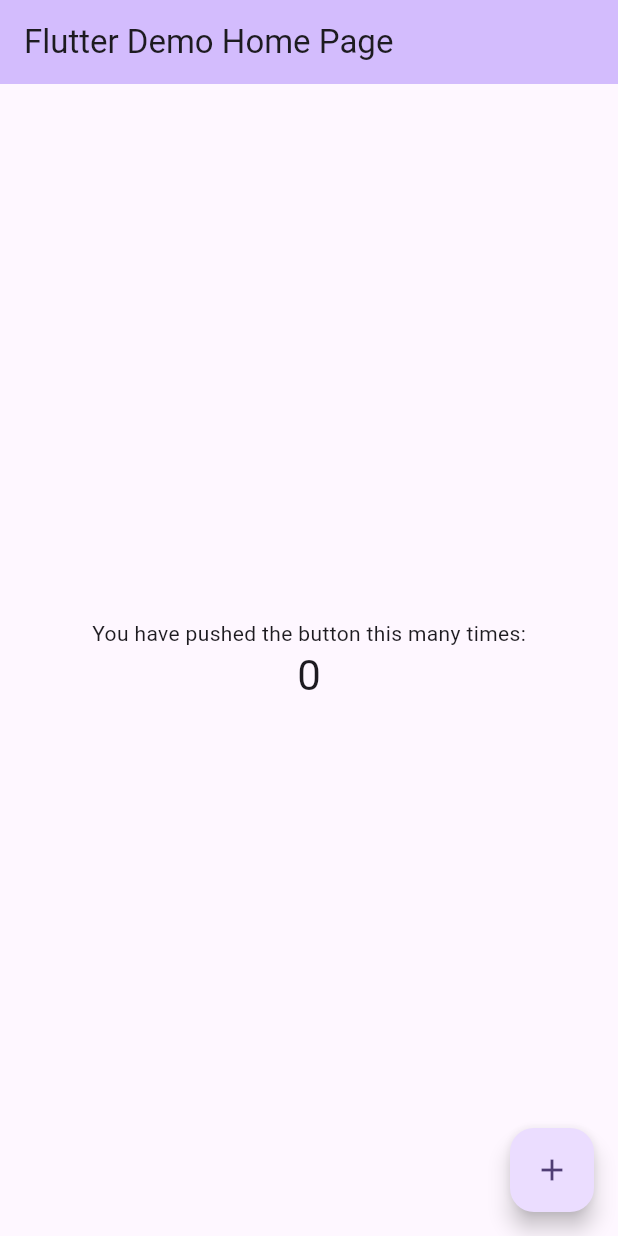
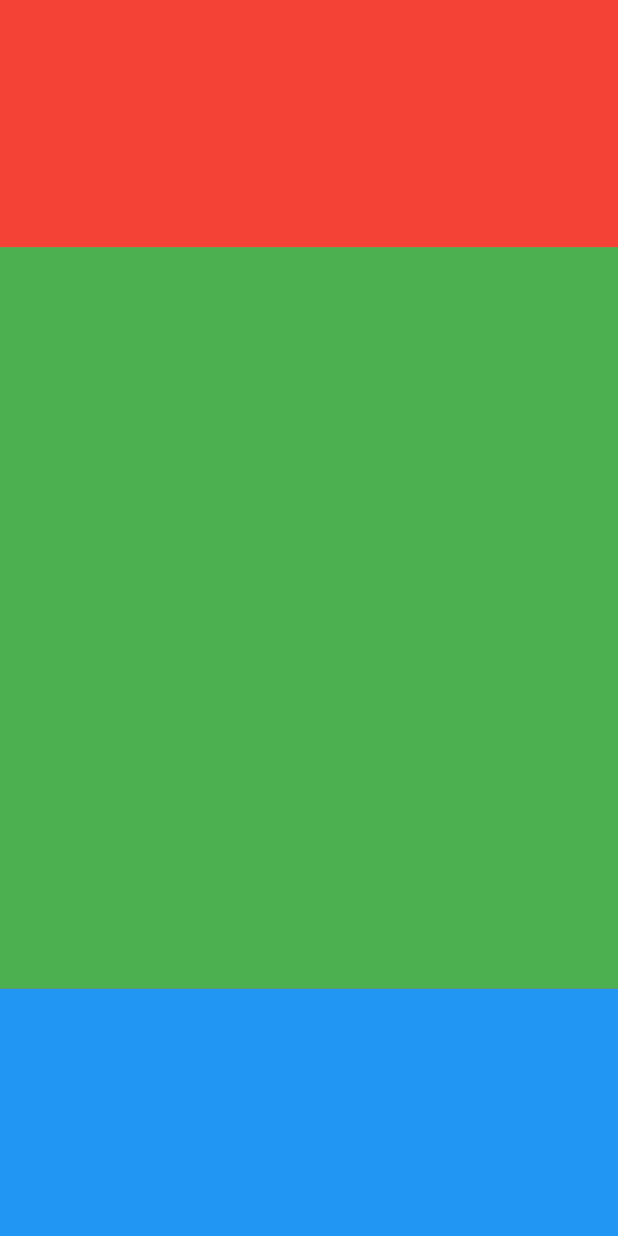
Before and after one commit to KimJJRoSY/flutter_study_pomodoro_app, a Flutter app: the screen it shows after launch, on a phone screen of 412 x 824 dp. Run offline on Flutter 3.47's test engine with Material 3 defaults, Android fonts, the light colour scheme and no system bars.

Commit message:
ui: felx 추가

```diff
--- a/lib/main.dart
+++ b/lib/main.dart
@@ -1,125 +1,24 @@
 import 'package:flutter/material.dart';
+import 'package:flutter_study_pomodoro_app/screens/home_screen.dart';
 
 void main() {
-  runApp(const MyApp());
+  runApp(App());
 }
 
-class MyApp extends StatelessWidget {
-  const MyApp({super.key});
-
-  // This widget is the root of your application.
+class App extends StatelessWidget {
   @override
   Widget build(BuildContext context) {
     return MaterialApp(
-      title: 'Flutter Demo',
       theme: ThemeData(
-        // This is the theme of your application.
-        //
-        // TRY THIS: Try running your application with "flutter run". You'll see
-        // the application has a purple toolbar. Then, without quitting the app,
-        // try changing the seedColor in the colorScheme below to Colors.green
-        // and then invoke "hot reload" (save your changes or press the "hot
-        // reload" button in a Flutter-supported IDE, or press "r" if you used
-        // the command line to start the app).
-        //
-        // Notice that the counter didn't reset back to zero; the application
-        // state is not lost during the reload. To reset the state, use hot
-        // restart instead.
-        //
-        // This works for code too, not just values: Most code changes can be
-        // tested with just a hot reload.
-        colorScheme: ColorScheme.fromSeed(seedColor: Colors.deepPurple),
-        useMaterial3: true,
+        scaffoldBackgroundColor: const Color(0xFFE7626C),
+        textTheme: const TextTheme(
+          headlineLarge: TextStyle(
+            color: Color(0xFF232B55),
+          ),
+        ),
+        cardColor: const Color(0xFFF4EDDB),
       ),
-      home: const MyHomePage(title: 'Flutter Demo Home Page'),
+      home: HomeScreen(),
     );
   }
 }
-
-class MyHomePage extends StatefulWidget {
-  const MyHomePage({super.key, required this.title});
-
-  // This widget is the home page of your application. It is stateful, meaning
-  // that it has a State object (defined below) that contains fields that affect
-  // how it looks.
-
-  // This class is the configuration for the state. It holds the values (in this
-  // case the title) provided by the parent (in this case the App widget) and
-  // used by the build method of the State. Fields in a Widget subclass are
-  // always marked "final".
-
-  final String title;
-
-  @override
-  State<MyHomePage> createState() => _MyHomePageState();
-}
-
-class _MyHomePageState extends State<MyHomePage> {
-  int _counter = 0;
-
-  void _incrementCounter() {
-    setState(() {
-      // This call to setState tells the Flutter framework that something has
-      // changed in this State, which causes it to rerun the build method below
-      // so that the display can reflect the updated values. If we changed
-      // _counter without calling setState(), then the build method would not be
-      // called again, and so nothing would appear to happen.
-      _counter++;
-    });
-  }
-
-  @override
-  Widget build(BuildContext context) {
-    // This method is rerun every time setState is called, for instance as done
-    // by the _incrementCounter method above.
-    //
-    // The Flutter framework has been optimized to make rerunning build methods
-    // fast, so that you can just rebuild anything that needs updating rather
-    // than having to individually change instances of widgets.
-    return Scaffold(
-      appBar: AppBar(
-        // TRY THIS: Try changing the color here to a specific color (to
-        // Colors.amber, perhaps?) and trigger a hot reload to see the AppBar
-        // change color while the other colors stay the same.
-        backgroundColor: Theme.of(context).colorScheme.inversePrimary,
-        // Here we take the value from the MyHomePage object that was created by
-        // the App.build method, and use it to set our appbar title.
-        title: Text(widget.title),
-      ),
-      body: Center(
-        // Center is a layout widget. It takes a single child and positions it
-        // in the middle of the parent.
-        child: Column(
-          // Column is also a layout widget. It takes a list of children and
-          // arranges them vertically. By default, it sizes itself to fit its
-          // children horizontally, and tries to be as tall as its parent.
-          //
-          // Column has various properties to control how it sizes itself and
-          // how it positions its children. Here we use mainAxisAlignment to
-          // center the children vertically; the main axis here is the vertical
-          // axis because Columns are vertical (the cross axis would be
-          // horizontal).
-          //
-          // TRY THIS: Invoke "debug painting" (choose the "Toggle Debug Paint"
-          // action in the IDE, or press "p" in the console), to see the
-          // wireframe for each widget.
-          mainAxisAlignment: MainAxisAlignment.center,
-          children: <Widget>[
-            const Text(
-              'You have pushed the button this many times:',
-            ),
-            Text(
-              '$_counter',
-              style: Theme.of(context).textTheme.headlineMedium,
-            ),
-          ],
-        ),
-      ),
-      floatingActionButton: FloatingActionButton(
-        onPressed: _incrementCounter,
-        tooltip: 'Increment',
-        child: const Icon(Icons.add),
-      ), // This trailing comma makes auto-formatting nicer for build methods.
-    );
-  }
-}
--- /dev/null
+++ b/lib/screens/home_screen.dart
@@ -0,0 +1,47 @@
+import 'package:flutter/material.dart';
+
+class HomeScreen extends StatefulWidget {
+  const HomeScreen({super.key});
+
+  @override
+  State<HomeScreen> createState() => _HomeScreenState();
+}
+
+class _HomeScreenState extends State<HomeScreen> {
+  @override
+  Widget build(BuildContext context) {
+    return Scaffold(
+      body: Column(
+        children: [
+          // flexible의 역할은 하드 코딩되는 값을 만들게 해줌
+          //=> UI를 비율에 기반해서 더 유연하게 만들 수 있게함
+          Flexible(
+            flex: 1,
+            child: Container(
+              decoration: BoxDecoration(
+                color: Colors.red,
+              ),
+            ),
+          ),
+          Flexible(
+            // flex 숫자 크기에 따라 보여지는 화면 비율 달라짐 -> 반응형으로 만들때 용이
+            flex: 3,
+            child: Container(
+              decoration: BoxDecoration(
+                color: Colors.green,
+              ),
+            ),
+          ),
+          Flexible(
+            flex: 1,
+            child: Container(
+              decoration: BoxDecoration(
+                color: Colors.blue,
+              ),
+            ),
+          ),
+        ],
+      ),
+    );
+  }
+}
```
